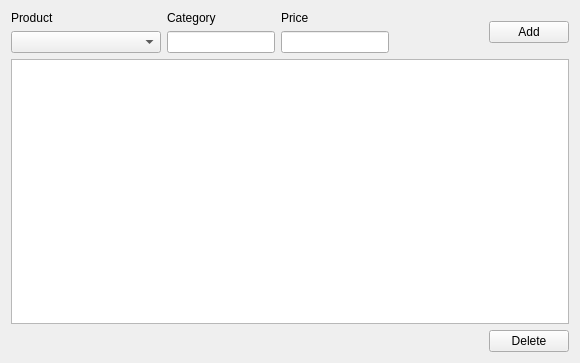
Old version of the form gui_windows/price_tables_widget.ui in the repository softwaredevPK/CompanyManager.
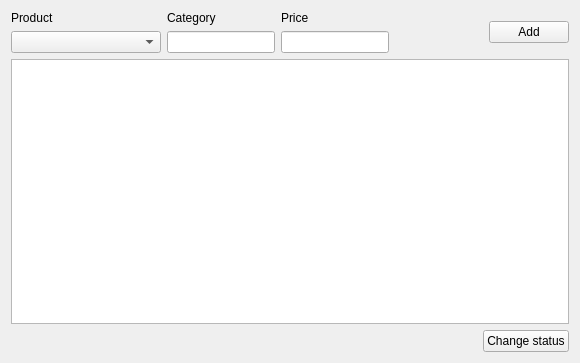
New version of the form.

Commit message: Delete_button and methods replaced with change_status, and such Columns added to Product and PriceTable ORM objects

```diff
--- a/gui_windows/price_tables_widget.ui
+++ b/gui_windows/price_tables_widget.ui
@@ -117,7 +117,7 @@
      <item>
       <widget class="QPushButton" name="delete_B">
        <property name="text">
-        <string>Delete</string>
+        <string>Change status</string>
        </property>
       </widget>
      </item>
```
Left out of the diff: 2 changed lines with no effect on the pictures. The commit also changes 6 other files.
